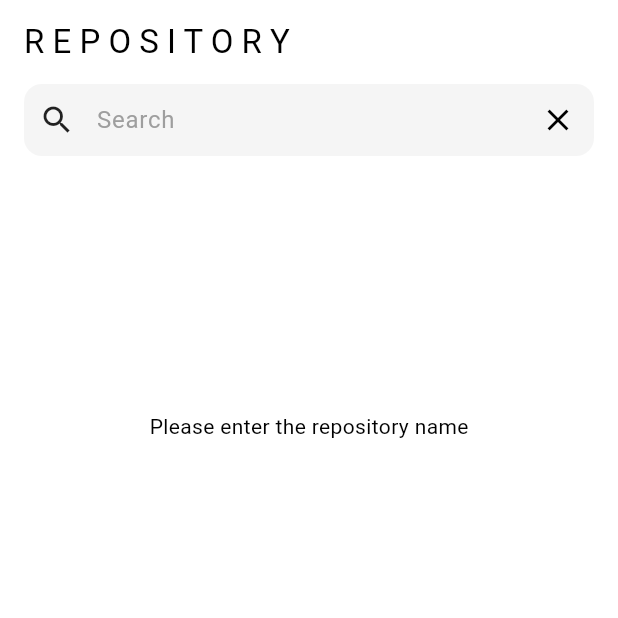
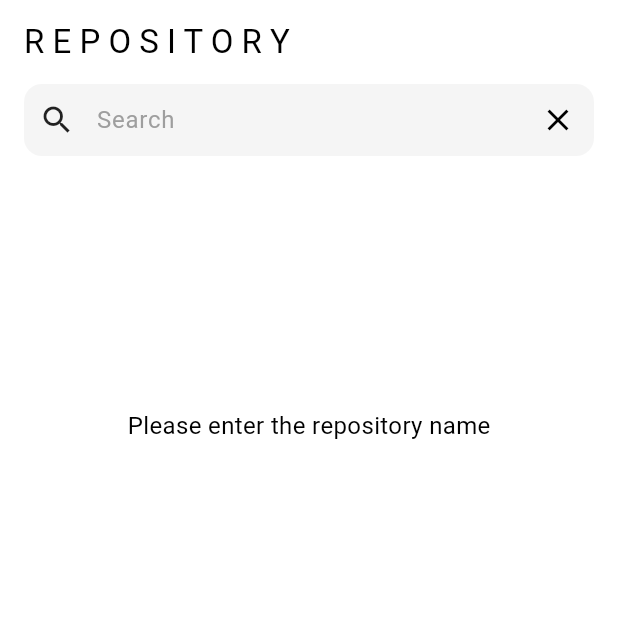
Before and after one commit to yato-developer/github-repository-search, a Flutter app: the screen it shows after launch, on a phone screen of 412 x 824 dp, the top half of it. Run offline on Flutter 3.47's test engine with Material 3 defaults, Android fonts, the light colour scheme and no system bars; our stand-ins replace device_preview, flutter_hooks, freezed_annotation, hooks_riverpod; generated files the repository leaves out were written again.

Commit message:
fix: 様々なフォントサイズに対応

```diff
--- a/lib/main.dart
+++ b/lib/main.dart
@@ -1,3 +1,4 @@
+import 'package:device_preview/device_preview.dart';
 import 'package:flutter/material.dart';
 import 'package:flutter_localizations/flutter_localizations.dart';
 import 'package:github_repository_search/l10n/l10n.dart';
@@ -7,6 +8,9 @@ import 'package:hooks_riverpod/hooks_riverpod.dart';
 import 'package:flutter_gen/gen_l10n/app_localizations.dart';
 
 void main() {
+  //DevicePreview
+  //runApp(DevicePreview(builder: (_) => ProviderScope(child: MyApp())));
+
   runApp(
     const ProviderScope(child: MyApp()),
   );
@@ -29,7 +33,8 @@ class MyApp extends StatelessWidget {
       ],
       theme: lightMode,
       darkTheme: darkMode,
-      home: const HomePage(),
+      home: MediaQuery.withClampedTextScaling(
+          minScaleFactor: 0.9, maxScaleFactor: 1.5, child: const HomePage()),
     );
   }
 }
--- a/lib/pages/home_page/home_page.dart
+++ b/lib/pages/home_page/home_page.dart
@@ -126,11 +126,12 @@ class HomePage extends HookConsumerWidget {
                       repository.name,
                       style: Theme.of(context).textTheme.titleMedium?.copyWith(
                             fontWeight: FontWeight.bold,
+                            fontSize: 17,
                             color: Theme.of(context).colorScheme.onSurface,
                           ),
                       overflow: TextOverflow.ellipsis,
                     ),
-                    const SizedBox(height: 8),
+                    const SizedBox(height: 5),
                     Text(
                       repository.description == "null"
                           ? AppLocalizations.of(context)!.noDescription
@@ -178,17 +179,27 @@ class HomePage extends HookConsumerWidget {
 
   Widget _buildMessageText(
       {required MessageType messageType, required BuildContext context}) {
+    final double fontSize = 16;
     return Expanded(
       child: Center(
         child: Column(
           mainAxisAlignment: MainAxisAlignment.center,
           children: [
             if (messageType == MessageType.enterRepositoryName)
-              Text(AppLocalizations.of(context)!.enterRepositoryName),
+              Text(
+                AppLocalizations.of(context)!.enterRepositoryName,
+                style: TextStyle(fontSize: fontSize),
+              ),
             if (messageType == MessageType.repositoryNotFound)
-              Text(AppLocalizations.of(context)!.repositoryNotFound),
+              Text(
+                AppLocalizations.of(context)!.repositoryNotFound,
+                style: TextStyle(fontSize: fontSize),
+              ),
             if (messageType == MessageType.error)
-              Text(AppLocalizations.of(context)!.repositoryDetail),
+              Text(
+                AppLocalizations.of(context)!.repositoryDetail,
+                style: TextStyle(fontSize: fontSize),
+              ),
           ],
         ),
       ),
--- a/pubspec.yaml
+++ b/pubspec.yaml
@@ -43,6 +43,7 @@ dependencies:
   intl: any
   url_launcher: ^6.3.1
   flutter_hooks: ^0.20.5
+  device_preview: ^1.2.0
 
 dev_dependencies:
   flutter_test:
```
Also changed, not shown: lib/pages/repository_detail_page/repository_detail_page.dart (+10 -3 lines), pubspec.lock, 2 other files.
